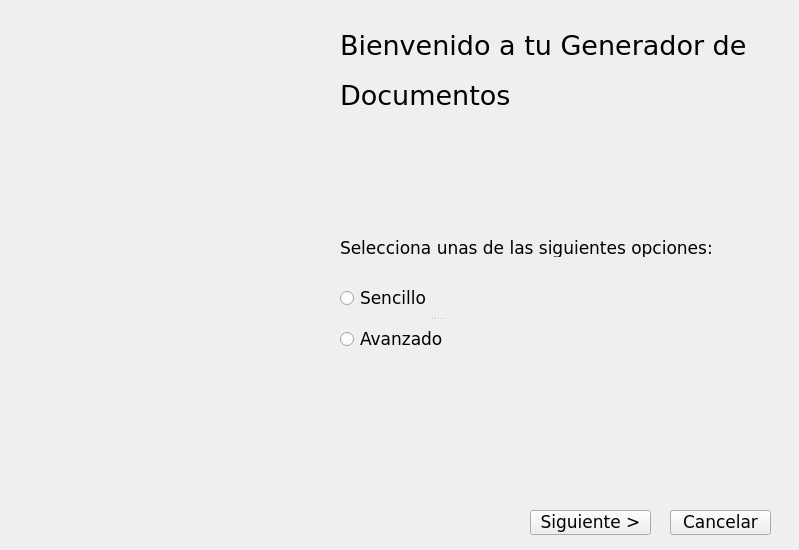
Qt form Bienvenido.ui (ivanduarte16/TFG) before a commit.
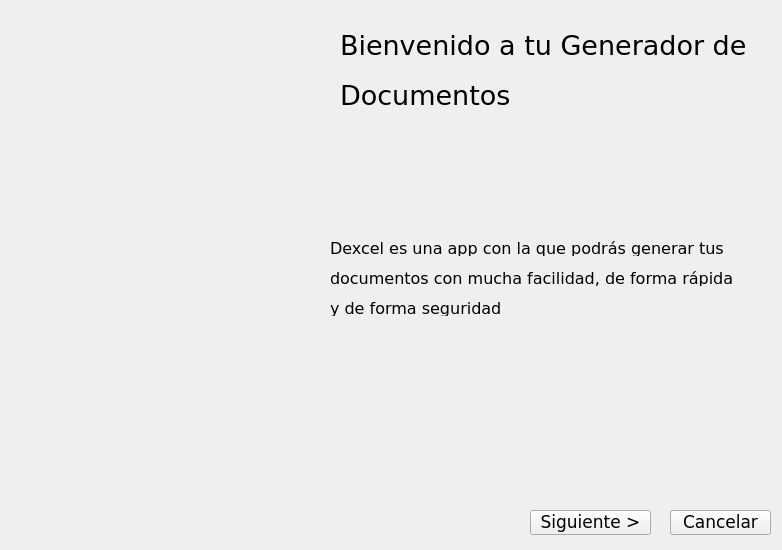
The same form after that commit. Icons and pictures are not drawn.

```diff
--- a/Bienvenido.ui
+++ b/Bienvenido.ui
@@ -6,7 +6,7 @@
    <rect>
     <x>0</x>
     <y>0</y>
-    <width>799</width>
+    <width>782</width>
     <height>550</height>
    </rect>
   </property>
@@ -109,50 +109,65 @@
    <widget class="QLabel" name="label_4">
     <property name="geometry">
      <rect>
-      <x>340</x>
+      <x>330</x>
       <y>240</y>
-      <width>391</width>
-      <height>17</height>
+      <width>401</width>
+      <height>16</height>
      </rect>
     </property>
     <property name="font">
      <font>
       <family>DejaVu Sans</family>
-      <pointsize>13</pointsize>
+      <pointsize>12</pointsize>
      </font>
     </property>
     <property name="text">
-     <string>Selecciona unas de las siguientes opciones:</string>
+     <string>Dexcel es una app con la que podrás generar tus </string>
     </property>
    </widget>
-   <widget class="QSplitter" name="splitter">
+   <widget class="QLabel" name="label_6">
     <property name="geometry">
      <rect>
-      <x>340</x>
-      <y>280</y>
-      <width>192</width>
-      <height>78</height>
+      <x>330</x>
+      <y>270</y>
+      <width>421</width>
+      <height>16</height>
      </rect>
     </property>
     <property name="font">
      <font>
       <family>DejaVu Sans</family>
-      <pointsize>13</pointsize>
+      <pointsize>12</pointsize>
      </font>
     </property>
-    <property name="orientation">
-     <enum>Qt::Vertical</enum>
+    <property name="inputMethodHints">
+     <set>Qt::ImhNone</set>
     </property>
-    <widget class="QRadioButton" name="sencillo_radio">
-     <property name="text">
-      <string>Sencillo</string>
-     </property>
-    </widget>
-    <widget class="QRadioButton" name="avanzado_radio">
-     <property name="text">
-      <string>Avanzado</string>
-     </property>
-    </widget>
+    <property name="text">
+     <string>documentos con mucha facilidad, de forma rápida</string>
+    </property>
+   </widget>
+   <widget class="QLabel" name="label_7">
+    <property name="geometry">
+     <rect>
+      <x>330</x>
+      <y>300</y>
+      <width>421</width>
+      <height>16</height>
+     </rect>
+    </property>
+    <property name="font">
+     <font>
+      <family>DejaVu Sans</family>
+      <pointsize>12</pointsize>
+     </font>
+    </property>
+    <property name="inputMethodHints">
+     <set>Qt::ImhNone</set>
+    </property>
+    <property name="text">
+     <string>y de forma seguridad</string>
+    </property>
    </widget>
   </widget>
  </widget>
```
Left out of the diff: 7 changed lines with no effect on the pictures.
